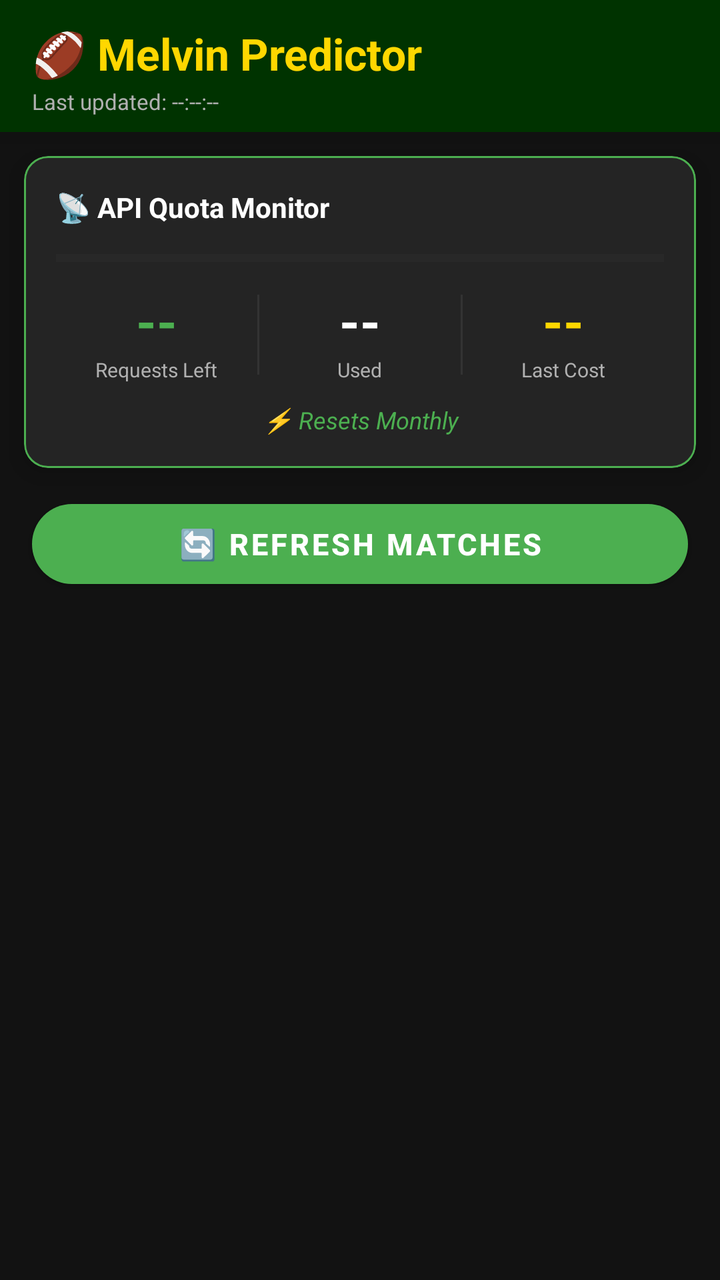
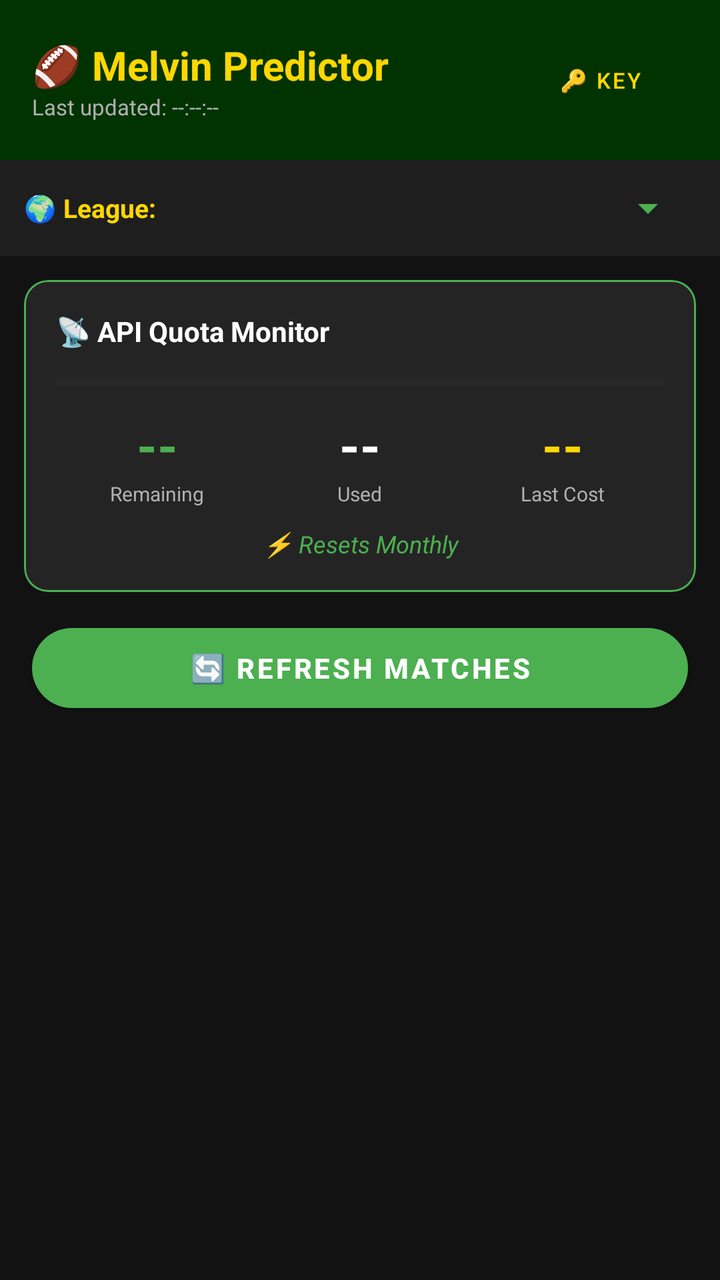

Before-and-after screenshots of an Android layout around one commit, followed by the original layout XML and the change that was made.
<!-- AndroidManifest.xml: application theme Theme.MelvinPredictor -->
<!-- res/layout/activity_main.xml -->
<?xml version="1.0" encoding="utf-8"?>
<androidx.coordinatorlayout.widget.CoordinatorLayout
    xmlns:android="http://schemas.android.com/apk/res/android"
    xmlns:app="http://schemas.android.com/apk/res-auto"
    xmlns:tools="http://schemas.android.com/tools"
    android:layout_width="match_parent"
    android:layout_height="match_parent"
    android:background="@color/background"
    tools:context=".ui.MainActivity">

    
    
    
    <com.google.android.material.appbar.AppBarLayout
        android:id="@+id/appBarLayout"
        android:layout_width="match_parent"
        android:layout_height="wrap_content"
        android:background="@color/primary_dark"
        app:elevation="8dp">

        <LinearLayout
            android:layout_width="match_parent"
            android:layout_height="wrap_content"
            android:orientation="vertical"
            android:paddingStart="16dp"
            android:paddingEnd="16dp"
            android:paddingTop="12dp"
            android:paddingBottom="8dp">

            
            <TextView
                android:layout_width="wrap_content"
                android:layout_height="wrap_content"
                android:text="@string/app_name"
                android:textColor="@color/accent"
                android:textSize="22sp"
                android:textStyle="bold"/>

            
            <TextView
                android:id="@+id/tvLastUpdated"
                android:layout_width="wrap_content"
                android:layout_height="wrap_content"
                android:text="@string/last_updated"
                android:textColor="@color/text_secondary"
                android:textSize="11sp"
                android:layout_marginTop="2dp"/>

        </LinearLayout>
    </com.google.android.material.appbar.AppBarLayout>

    
    
    
    <LinearLayout
        android:layout_width="match_parent"
        android:layout_height="match_parent"
        android:orientation="vertical"
        app:layout_behavior="@string/appbar_scrolling_view_behavior">

        
        
        
        <com.google.android.material.card.MaterialCardView
            android:id="@+id/quotaCard"
            android:layout_width="match_parent"
            android:layout_height="wrap_content"
            android:layout_margin="12dp"
            app:cardBackgroundColor="@color/card_background"
            app:cardCornerRadius="12dp"
            app:cardElevation="8dp"
            app:strokeColor="@color/primary_light"
            app:strokeWidth="1dp">

            <LinearLayout
                android:layout_width="match_parent"
                android:layout_height="wrap_content"
                android:orientation="vertical"
                android:padding="16dp">

                
                <TextView
                    android:layout_width="wrap_content"
                    android:layout_height="wrap_content"
                    android:text="@string/quota_title"
                    android:textColor="@color/text_primary"
                    android:textSize="14sp"
                    android:textStyle="bold"/>

                
                <ProgressBar
                    android:id="@+id/quotaProgressBar"
                    style="@style/Widget.AppCompat.ProgressBar.Horizontal"
                    android:layout_width="match_parent"
                    android:layout_height="12dp"
                    android:layout_marginTop="10dp"
                    android:layout_marginBottom="8dp"
                    android:max="100"
                    android:progress="0"
                    android:progressTint="@color/quota_good"
                    android:progressBackgroundTint="@color/divider"/>

                
                <LinearLayout
                    android:layout_width="match_parent"
                    android:layout_height="wrap_content"
                    android:orientation="horizontal"
                    android:gravity="center_vertical">

                    
                    <LinearLayout
                        android:layout_width="0dp"
                        android:layout_height="wrap_content"
                        android:layout_weight="1"
                        android:orientation="vertical"
                        android:gravity="center">

                        <TextView
                            android:id="@+id/tvRequestsRemaining"
                            android:layout_width="wrap_content"
                            android:layout_height="wrap_content"
                            android:text="--"
                            android:textColor="@color/quota_good"
                            android:textSize="26sp"
                            android:textStyle="bold"/>

                        <TextView
                            android:layout_width="wrap_content"
                            android:layout_height="wrap_content"
                            android:text="@string/quota_remaining"
                            android:textColor="@color/text_secondary"
                            android:textSize="10sp"/>
                    </LinearLayout>

                    
                    <View
                        android:layout_width="1dp"
                        android:layout_height="40dp"
                        android:background="@color/divider"/>

                    
                    <LinearLayout
                        android:layout_width="0dp"
                        android:layout_height="wrap_content"
                        android:layout_weight="1"
                        android:orientation="vertical"
                        android:gravity="center">

                        <TextView
                            android:id="@+id/tvRequestsUsed"
                            android:layout_width="wrap_content"
                            android:layout_height="wrap_content"
                            android:text="--"
                            android:textColor="@color/text_primary"
                            android:textSize="26sp"
                            android:textStyle="bold"/>

                        <TextView
                            android:layout_width="wrap_content"
                            android:layout_height="wrap_content"
                            android:text="@string/quota_used"
                            android:textColor="@color/text_secondary"
                            android:textSize="10sp"/>
                    </LinearLayout>

                    
                    <View
                        android:layout_width="1dp"
                        android:layout_height="40dp"
                        android:background="@color/divider"/>

                    
                    <LinearLayout
                        android:layout_width="0dp"
                        android:layout_height="wrap_content"
                        android:layout_weight="1"
                        android:orientation="vertical"
                        android:gravity="center">

                        <TextView
                            android:id="@+id/tvLastCost"
                            android:layout_width="wrap_content"
                            android:layout_height="wrap_content"
                            android:text="--"
                            android:textColor="@color/accent"
                            android:textSize="26sp"
                            android:textStyle="bold"/>

                        <TextView
                            android:layout_width="wrap_content"
                            android:layout_height="wrap_content"
                            android:text="@string/quota_cost"
                            android:textColor="@color/text_secondary"
                            android:textSize="10sp"/>
                    </LinearLayout>
                </LinearLayout>

                
                <TextView
                    android:id="@+id/tvQuotaStatus"
                    android:layout_width="match_parent"
                    android:layout_height="wrap_content"
                    android:layout_marginTop="10dp"
                    android:gravity="center"
                    android:text="@string/quota_resets"
                    android:textColor="@color/quota_good"
                    android:textSize="12sp"
                    android:textStyle="italic"/>

            </LinearLayout>
        </com.google.android.material.card.MaterialCardView>

        
        
        
        <com.google.android.material.button.MaterialButton
            android:id="@+id/btnRefresh"
            style="@style/RefreshButton"
            android:layout_width="match_parent"
            android:layout_height="52dp"
            android:layout_marginStart="16dp"
            android:layout_marginEnd="16dp"
            android:layout_marginBottom="8dp"
            android:text="@string/btn_refresh"
            android:textSize="15sp"/>

        
        
        
        <LinearLayout
            android:id="@+id/loadingLayout"
            android:layout_width="match_parent"
            android:layout_height="wrap_content"
            android:orientation="horizontal"
            android:gravity="center"
            android:padding="16dp"
            android:visibility="gone">

            <ProgressBar
                android:layout_width="24dp"
                android:layout_height="24dp"
                android:indeterminateTint="@color/accent"/>

            <TextView
                android:layout_width="wrap_content"
                android:layout_height="wrap_content"
                android:layout_marginStart="12dp"
                android:text="@string/loading"
                android:textColor="@color/text_secondary"
                android:textSize="14sp"/>
        </LinearLayout>

        
        
        
        <androidx.recyclerview.widget.RecyclerView
            android:id="@+id/rvMatches"
            android:layout_width="match_parent"
            android:layout_height="0dp"
            android:layout_weight="1"
            android:clipToPadding="false"
            android:paddingStart="12dp"
            android:paddingEnd="12dp"
            android:paddingBottom="16dp"/>

        
        
        
        <TextView
            android:id="@+id/tvEmptyState"
            android:layout_width="match_parent"
            android:layout_height="wrap_content"
            android:gravity="center"
            android:padding="32dp"
            android:text="@string/no_matches"
            android:textColor="@color/text_secondary"
            android:textSize="16sp"
            android:visibility="gone"/>

    </LinearLayout>
</androidx.coordinatorlayout.widget.CoordinatorLayout>
<!-- resources referenced by this layout -->
<resources>
  <color name="accent">#FFD700</color>
  <color name="background">#121212</color>
  <color name="card_background">#242424</color>
  <color name="divider">#333333</color>
  <color name="primary_dark">#003300</color>
  <color name="primary_light">#4CAF50</color>
  <color name="quota_good">#4CAF50</color>
  <color name="text_primary">#FFFFFF</color>
  <color name="text_secondary">#B0B0B0</color>
  <string name="app_name">🏈 Melvin Predictor</string>
  <string name="btn_refresh">🔄 Refresh Matches</string>
  <string name="last_updated">Last updated: --:--:--</string>
  <string name="loading">Loading predictions…</string>
  <string name="no_matches">No matches available right now!</string>
  <string name="quota_cost">Last Cost</string>
  <string name="quota_remaining">Requests Left</string>
  <string name="quota_resets">⚡ Resets Monthly</string>
  <string name="quota_title">📡 API Quota Monitor</string>
  <string name="quota_used">Used</string>
  <style name="RefreshButton" parent="Widget.MaterialComponents.Button">
          <item name="backgroundTint">@color/primary_light</item>
          <item name="android:textColor">@color/text_primary</item>
          <item name="android:textStyle">bold</item>
          <item name="cornerRadius">24dp</item>
      </style>
  <style name="Theme.MelvinPredictor" parent="Theme.MaterialComponents.DayNight.NoActionBar">
          
          <item name="colorPrimary">@color/primary</item>
          <item name="colorPrimaryVariant">@color/primary_dark</item>
          <item name="colorOnPrimary">@color/text_primary</item>
          <item name="colorSecondary">@color/accent</item>
          <item name="colorSurface">@color/surface</item>
          <item name="android:colorBackground">@color/background</item>
          <item name="android:windowBackground">@color/background</item>
          <item name="android:statusBarColor">@color/primary_dark</item>
          <item name="android:navigationBarColor">@color/background</item>
  
          
          <item name="android:textColorPrimary">@color/text_primary</item>
          <item name="android:textColorSecondary">@color/text_secondary</item>
      </style>
  <color name="primary">#1B5E20</color>
  <color name="surface">#1E1E1E</color>
</resources>

<!-- the commit's change to res/layout/activity_main.xml (unified diff, before → after) -->
@@ -1,281 +1,253 @@
 <?xml version="1.0" encoding="utf-8"?>
-<androidx.coordinatorlayout.widget.CoordinatorLayout
+<LinearLayout
     xmlns:android="http://schemas.android.com/apk/res/android"
     xmlns:app="http://schemas.android.com/apk/res-auto"
-    xmlns:tools="http://schemas.android.com/tools"
     android:layout_width="match_parent"
     android:layout_height="match_parent"
-    android:background="@color/background"
-    tools:context=".ui.MainActivity">
-
-    
-    
-    
-    <com.google.android.material.appbar.AppBarLayout
-        android:id="@+id/appBarLayout"
-        android:layout_width="match_parent"
-        android:layout_height="wrap_content"
+    android:orientation="vertical"
+    android:background="@color/background">
+
+    
+    <LinearLayout
+        android:layout_width="match_parent"
+        android:layout_height="wrap_content"
+        android:orientation="horizontal"
         android:background="@color/primary_dark"
-        app:elevation="8dp">
+        android:padding="16dp"
+        android:gravity="center_vertical">
+
+        <LinearLayout
+            android:layout_width="0dp"
+            android:layout_height="wrap_content"
+            android:layout_weight="1"
+            android:orientation="vertical">
+
+            <TextView
+                android:layout_width="wrap_content"
+                android:layout_height="wrap_content"
+                android:text="🏈 Melvin Predictor"
+                android:textColor="@color/accent"
+                android:textSize="20sp"
+                android:textStyle="bold"/>
+
+            <TextView
+                android:id="@+id/tvLastUpdated"
+                android:layout_width="wrap_content"
+                android:layout_height="wrap_content"
+                android:text="Last updated: --:--:--"
+                android:textColor="@color/text_secondary"
+                android:textSize="11sp"/>
+        </LinearLayout>
+
+        <com.google.android.material.button.MaterialButton
+            android:id="@+id/btnChangeKey"
+            style="@style/Widget.MaterialComponents.Button.TextButton"
+            android:layout_width="wrap_content"
+            android:layout_height="wrap_content"
+            android:text="🔑 Key"
+            android:textColor="@color/accent"
+            android:textSize="11sp"/>
+    </LinearLayout>
+
+    
+    <LinearLayout
+        android:layout_width="match_parent"
+        android:layout_height="wrap_content"
+        android:orientation="horizontal"
+        android:padding="12dp"
+        android:gravity="center_vertical"
+        android:background="@color/surface">
+
+        <TextView
+            android:layout_width="wrap_content"
+            android:layout_height="wrap_content"
+            android:text="🌍 League: "
+            android:textColor="@color/accent"
+            android:textSize="13sp"
+            android:textStyle="bold"/>
+
+        <Spinner
+            android:id="@+id/spinnerLeague"
+            android:layout_width="0dp"
+            android:layout_height="wrap_content"
+            android:layout_weight="1"
+            android:backgroundTint="@color/primary_light"
+            android:popupBackground="@color/surface"/>
+    </LinearLayout>
+
+    
+    <com.google.android.material.card.MaterialCardView
+        android:layout_width="match_parent"
+        android:layout_height="wrap_content"
+        android:layout_margin="12dp"
+        app:cardBackgroundColor="@color/card_background"
+        app:cardCornerRadius="12dp"
+        app:strokeColor="@color/primary_light"
+        app:strokeWidth="1dp">
 
         <LinearLayout
             android:layout_width="match_parent"
             android:layout_height="wrap_content"
             android:orientation="vertical"
-            android:paddingStart="16dp"
-            android:paddingEnd="16dp"
-            android:paddingTop="12dp"
-            android:paddingBottom="8dp">
-
-            
+            android:padding="16dp">
+
             <TextView
                 android:layout_width="wrap_content"
                 android:layout_height="wrap_content"
-                android:text="@string/app_name"
-                android:textColor="@color/accent"
-                android:textSize="22sp"
+                android:text="📡 API Quota Monitor"
+                android:textColor="@color/text_primary"
+                android:textSize="14sp"
                 android:textStyle="bold"/>
 
-            
-            <TextView
-                android:id="@+id/tvLastUpdated"
-                android:layout_width="wrap_content"
-                android:layout_height="wrap_content"
-                android:text="@string/last_updated"
-                android:textColor="@color/text_secondary"
-                android:textSize="11sp"
-                android:layout_marginTop="2dp"/>
-
-        </LinearLayout>
-    </com.google.android.material.appbar.AppBarLayout>
-
-    
-    
-    
-    <LinearLayout
-        android:layout_width="match_parent"
-        android:layout_height="match_parent"
-        android:orientation="vertical"
-        app:layout_behavior="@string/appbar_scrolling_view_behavior">
-
-        
-        
-        
-        <com.google.android.material.card.MaterialCardView
-            android:id="@+id/quotaCard"
-            android:layout_width="match_parent"
-            android:layout_height="wrap_content"
-            android:layout_margin="12dp"
-            app:cardBackgroundColor="@color/card_background"
-            app:cardCornerRadius="12dp"
-            app:cardElevation="8dp"
-            app:strokeColor="@color/primary_light"
-            app:strokeWidth="1dp">
+            <ProgressBar
+                android:id="@+id/quotaProgressBar"
+                style="@style/Widget.AppCompat.ProgressBar.Horizontal"
+                android:layout_width="match_parent"
+                android:layout_height="12dp"
+                android:layout_marginTop="10dp"
+                android:layout_marginBottom="8dp"
+                android:max="100"
+                android:progress="0"
+                android:progressTint="@color/quota_good"
+                android:progressBackgroundTint="@color/divider"/>
 
             <LinearLayout
                 android:layout_width="match_parent"
                 android:layout_height="wrap_content"
-                android:orientation="vertical"
-                android:padding="16dp">
-
-                
-                <TextView
-                    android:layout_width="wrap_content"
+                android:orientation="horizontal">
+
+                <LinearLayout
+                    android:layout_width="0dp"
                     android:layout_height="wrap_content"
-                    android:text="@string/quota_title"
-                    android:textColor="@color/text_primary"
-                    android:textSize="14sp"
-                    android:textStyle="bold"/>
-
-                
-                <ProgressBar
-                    android:id="@+id/quotaProgressBar"
-                    style="@style/Widget.AppCompat.ProgressBar.Horizontal"
-                    android:layout_width="match_parent"
-                    android:layout_height="12dp"
-                    android:layout_marginTop="10dp"
-                    android:layout_marginBottom="8dp"
-                    android:max="100"
-                    android:progress="0"
-                    android:progressTint="@color/quota_good"
-                    android:progressBackgroundTint="@color/divider"/>
-
-                
+                    android:layout_weight="1"
+                    android:orientation="vertical"
+                    android:gravity="center">
+                    <TextView
+                        android:id="@+id/tvRequestsRemaining"
+                        android:layout_width="wrap_content"
+                        android:layout_height="wrap_content"
+                        android:text="--"
+                        android:textColor="@color/quota_good"
+                        android:textSize="26sp"
+                        android:textStyle="bold"/>
+                    <TextView
+                        android:layout_width="wrap_content"
+                        android:layout_height="wrap_content"
+                        android:text="Remaining"
+                        android:textColor="@color/text_secondary"
+                        android:textSize="10sp"/>
+                </LinearLayout>
+
                 <LinearLayout
-                    android:layout_width="match_parent"
+                    android:layout_width="0dp"
                     android:layout_height="wrap_content"
-                    android:orientation="horizontal"
-                    android:gravity="center_vertical">
-
-                    
-                    <LinearLayout
-                        android:layout_width="0dp"
-                        android:layout_height="wrap_content"
-                        android:layout_weight="1"
-                        android:orientation="vertical"
-                        android:gravity="center">
-
-                        <TextView
-                            android:id="@+id/tvRequestsRemaining"
-                            android:layout_width="wrap_content"
-                            android:layout_height="wrap_content"
-                            android:text="--"
-                            android:textColor="@color/quota_good"
-                            android:textSize="26sp"
-                            android:textStyle="bold"/>
-
-                        <TextView
-                            android:layout_width="wrap_content"
-                            android:layout_height="wrap_content"
-                            android:text="@string/quota_remaining"
-                            android:textColor="@color/text_secondary"
-                            android:textSize="10sp"/>
-                    </LinearLayout>
-
-                    
-                    <View
-                        android:layout_width="1dp"
-                        android:layout_height="40dp"
-                        android:background="@color/divider"/>
-
-                    
-                    <LinearLayout
-                        android:layout_width="0dp"
-                        android:layout_height="wrap_content"
-                        android:layout_weight="1"
-                        android:orientation="vertical"
-                        android:gravity="center">
-
-                        <TextView
-                            android:id="@+id/tvRequestsUsed"
-                            android:layout_width="wrap_content"
-                            android:layout_height="wrap_content"
-                            android:text="--"
-                            android:textColor="@color/text_primary"
-                            android:textSize="26sp"
-                            android:textStyle="bold"/>
-
-                        <TextView
-                            android:layout_width="wrap_content"
-                            android:layout_height="wrap_content"
-                            android:text="@string/quota_used"
-                            android:textColor="@color/text_secondary"
-                            android:textSize="10sp"/>
-                    </LinearLayout>
-
-                    
-                    <View
-                        android:layout_width="1dp"
-                        android:layout_height="40dp"
-                        android:background="@color/divider"/>
-
-                    
-                    <LinearLayout
-                        android:layout_width="0dp"
-                        android:layout_height="wrap_content"
-                        android:layout_weight="1"
-                        android:orientation="vertical"
-                        android:gravity="center">
-
-                        <TextView
-                            android:id="@+id/tvLastCost"
-                            android:layout_width="wrap_content"
-                            android:layout_height="wrap_content"
-                            android:text="--"
-                            android:textColor="@color/accent"
-                            android:textSize="26sp"
-                            android:textStyle="bold"/>
-
-                        <TextView
-                            android:layout_width="wrap_content"
-                            android:layout_height="wrap_content"
-                            android:text="@string/quota_cost"
-                            android:textColor="@color/text_secondary"
-                            android:textSize="10sp"/>
-                    </LinearLayout>
+                    android:layout_weight="1"
+                    android:orientation="vertical"
+                    android:gravity="center">
+                    <TextView
+                        android:id="@+id/tvRequestsUsed"
+                        android:layout_width="wrap_content"
+                        android:layout_height="wrap_content"
+                        android:text="--"
+                        android:textColor="@color/text_primary"
+                        android:textSize="26sp"
+                        android:textStyle="bold"/>
+                    <TextView
+                        android:layout_width="wrap_content"
+                        android:layout_height="wrap_content"
+                        android:text="Used"
+                        android:textColor="@color/text_secondary"
+                        android:textSize="10sp"/>
                 </LinearLayout>
 
-                
-                <TextView
-                    android:id="@+id/tvQuotaStatus"
-                    android:layout_width="match_parent"
+                <LinearLayout
+                    android:layout_width="0dp"
                     android:layout_height="wrap_content"
-                    android:layout_marginTop="10dp"
-                    android:gravity="center"
-                    android:text="@string/quota_resets"
-                    android:textColor="@color/quota_good"
-                    android:textSize="12sp"
-                    android:textStyle="italic"/>
-
+                    android:layout_weight="1"
+                    android:orientation="vertical"
+                    android:gravity="center">
+                    <TextView
+                        android:id="@+id/tvLastCost"
+                        android:layout_width="wrap_content"
+                        android:layout_height="wrap_content"
+                        android:text="--"
+                        android:textColor="@color/accent"
+                        android:textSize="26sp"
+                        android:textStyle="bold"/>
+                    <TextView
+                        android:layout_width="wrap_content"
+                        android:layout_height="wrap_content"
+                        android:text="Last Cost"
+                        android:textColor="@color/text_secondary"
+                        android:textSize="10sp"/>
+                </LinearLayout>
             </LinearLayout>
-        </com.google.android.material.card.MaterialCardView>
-
-        
-        
-        
-        <com.google.android.material.button.MaterialButton
-            android:id="@+id/btnRefresh"
-            style="@style/RefreshButton"
-            android:layout_width="match_parent"
-            android:layout_height="52dp"
-            android:layout_marginStart="16dp"
-            android:layout_marginEnd="16dp"
-            android:layout_marginBottom="8dp"
-            android:text="@string/btn_refresh"
-            android:textSize="15sp"/>
-
-        
-        
-        
-        <LinearLayout
-            android:id="@+id/loadingLayout"
-            android:layout_width="match_parent"
-            android:layout_height="wrap_content"
-            android:orientation="horizontal"
-            android:gravity="center"
-            android:padding="16dp"
-            android:visibility="gone">
-
-            <ProgressBar
-                android:layout_width="24dp"
-                android:layout_height="24dp"
-                android:indeterminateTint="@color/accent"/>
-
-            <TextView
-                android:layout_width="wrap_content"
-                android:layout_height="wrap_content"
-                android:layout_marginStart="12dp"
-                android:text="@string/loading"
-                android:textColor="@color/text_secondary"
-                android:textSize="14sp"/>
+
+            <TextView
+                android:id="@+id/tvQuotaStatus"
+                android:layout_width="match_parent"
+                android:layout_height="wrap_content"
+                android:layout_marginTop="10dp"
+                android:gravity="center"
+                android:text="⚡ Resets Monthly"
+                android:textColor="@color/quota_good"
+                android:textSize="12sp"
+                android:textStyle="italic"/>
         </LinearLayout>
-
-        
-        
-        
-        <androidx.recyclerview.widget.RecyclerView
-            android:id="@+id/rvMatches"
-            android:layout_width="match_parent"
-            android:layout_height="0dp"
-            android:layout_weight="1"
-            android:clipToPadding="false"
-            android:paddingStart="12dp"
-            android:paddingEnd="12dp"
-            android:paddingBottom="16dp"/>
-
-        
-        
-        
+    </com.google.android.material.card.MaterialCardView>
+
+    
+    <com.google.android.material.button.MaterialButton
+        android:id="@+id/btnRefresh"
+        style="@style/RefreshButton"
+        android:layout_width="match_parent"
+        android:layout_height="52dp"
+        android:layout_marginStart="16dp"
+        android:layout_marginEnd="16dp"
+        android:layout_marginBottom="8dp"
+        android:text="🔄 Refresh Matches"/>
+
+    
+    <LinearLayout
+        android:id="@+id/loadingLayout"
+        android:layout_width="match_parent"
+        android:layout_height="wrap_content"
+        android:orientation="horizontal"
+        android:gravity="center"
+        android:padding="12dp"
+        android:visibility="gone">
+        <ProgressBar
+            android:layout_width="24dp"
+            android:layout_height="24dp"
+            android:indeterminateTint="@color/accent"/>
         <TextView
-            android:id="@+id/tvEmptyState"
-            android:layout_width="match_parent"
-            android:layout_height="wrap_content"
-            android:gravity="center"
-            android:padding="32dp"
-            android:text="@string/no_matches"
-            android:textColor="@color/text_secondary"
-            android:textSize="16sp"
-            android:visibility="gone"/>
-
+            android:layout_width="wrap_content"
+            android:layout_height="wrap_content"
+            android:layout_marginStart="12dp"
+            android:text="Loading predictions..."
+            android:textColor="@color/text_secondary"/>
     </LinearLayout>
-</androidx.coordinatorlayout.widget.CoordinatorLayout>
+
+    
+    <TextView
+        android:id="@+id/tvEmptyState"
+        android:layout_width="match_parent"
+        android:layout_height="wrap_content"
+        android:gravity="center"
+        android:padding="32dp"
+        android:text="No matches available!"
+        android:textColor="@color/text_secondary"
+        android:visibility="gone"/>
+
+    
+    <androidx.recyclerview.widget.RecyclerView
+        android:id="@+id/rvMatches"
+        android:layout_width="match_parent"
+        android:layout_height="0dp"
+        android:layout_weight="1"
+        android:clipToPadding="false"
+        android:paddingStart="12dp"
+        android:paddingEnd="12dp"
+        android:paddingBottom="16dp"/>
+
+</LinearLayout>
<!-- resource entries referenced after the edit -->
@@ -9,16 +9,6 @@
   <color name="quota_good">#4CAF50</color>
   <color name="text_primary">#FFFFFF</color>
   <color name="text_secondary">#B0B0B0</color>
-  <string name="app_name">🏈 Melvin Predictor</string>
-  <string name="btn_refresh">🔄 Refresh Matches</string>
-  <string name="last_updated">Last updated: --:--:--</string>
-  <string name="loading">Loading predictions…</string>
-  <string name="no_matches">No matches available right now!</string>
-  <string name="quota_cost">Last Cost</string>
-  <string name="quota_remaining">Requests Left</string>
-  <string name="quota_resets">⚡ Resets Monthly</string>
-  <string name="quota_title">📡 API Quota Monitor</string>
-  <string name="quota_used">Used</string>
   <style name="RefreshButton" parent="Widget.MaterialComponents.Button">
           <item name="backgroundTint">@color/primary_light</item>
           <item name="android:textColor">@color/text_primary</item>
